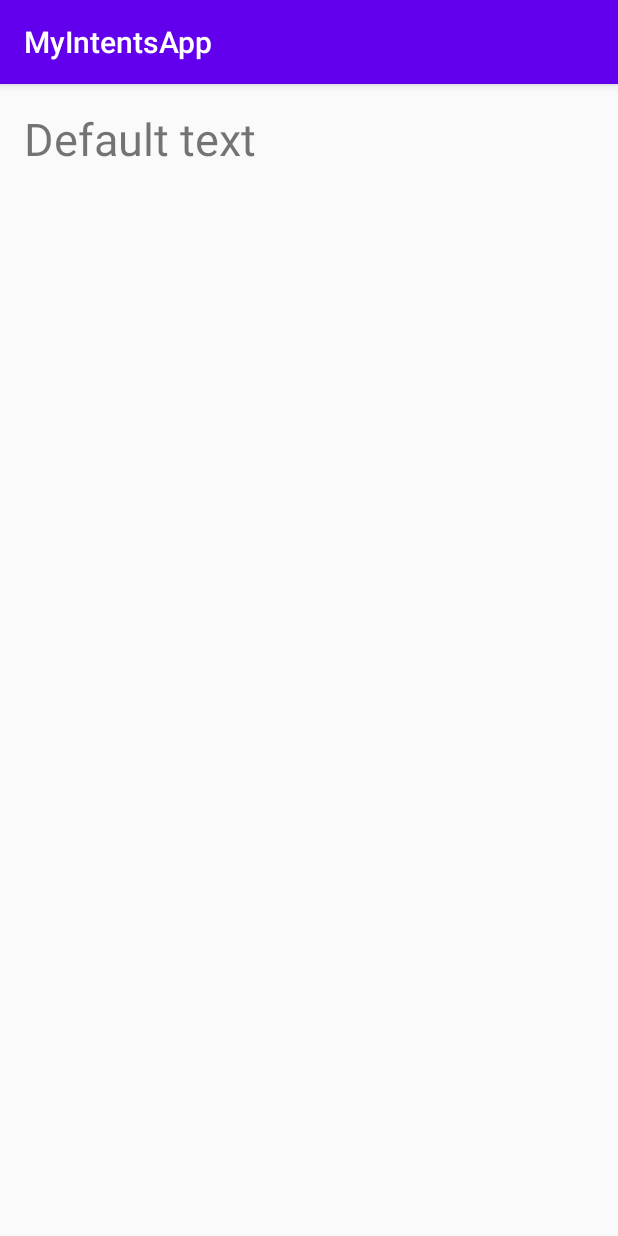
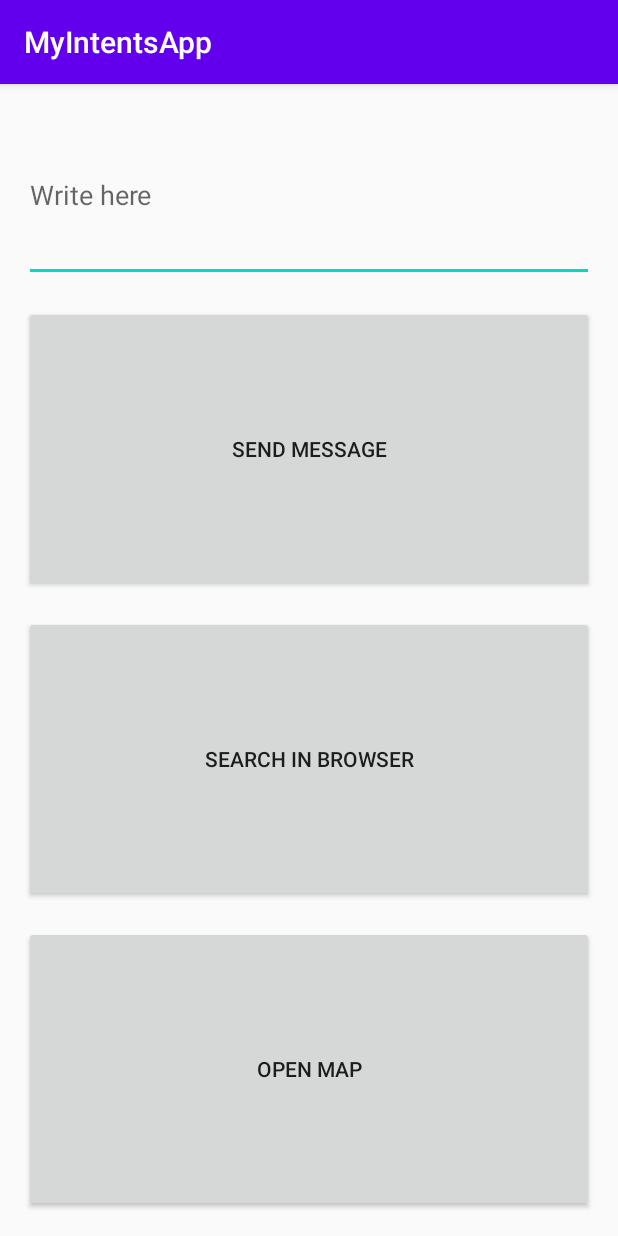
Before and after one commit to Dmitry0504/android, an Android app: the ChildActivity screen opened directly, with no data from a screen before it, on a phone screen of 412 x 824 dp. Run offline under Robolectric (Android 15) with nearby library versions, the phone set to English and light mode, and no system bars.

Commit message:
lesson 17 implicit intents

```diff
--- a/AlishevAndroidCourse/MyIntentsApp/app/src/main/java/com/dmitry/myintentsapp/ChildActivity.java
+++ b/AlishevAndroidCourse/MyIntentsApp/app/src/main/java/com/dmitry/myintentsapp/ChildActivity.java
@@ -2,26 +2,71 @@ package com.dmitry.myintentsapp;
 
 import androidx.appcompat.app.AppCompatActivity;
 
+import android.content.Context;
 import android.content.Intent;
+import android.net.Uri;
 import android.os.Bundle;
+import android.view.View;
+import android.widget.Button;
+import android.widget.EditText;
 import android.widget.TextView;
 
 public class ChildActivity extends AppCompatActivity {
-    TextView textView;
+    EditText et_input;
+    Button btn_send;
+    Button btn_browser;
+    Button btn_map;
+    Context context;
 
     @Override
     protected void onCreate(Bundle savedInstanceState) {
         super.onCreate(savedInstanceState);
         setContentView(R.layout.activity_child);
+        context = ChildActivity.this;
 
-        textView = findViewById(R.id.display);
 
-        Intent intent = getIntent();
+        et_input = findViewById(R.id.et_input);
+        btn_send = findViewById(R.id.btn_send_msg);
+        btn_browser = findViewById(R.id.btn_search_in_browser);
+        btn_map = findViewById(R.id.btn_open_map);
 
-        if (intent.hasExtra(Intent.EXTRA_TEXT)) {
-            String message = intent.getStringExtra(Intent.EXTRA_TEXT);
 
-            textView.setText(message);
+
+
+    }
+
+    public void sendMessage(View view) {
+        Intent intent = new Intent(Intent.ACTION_SEND);
+        String request = et_input.getText().toString();
+
+        intent.setType("text/plain");
+        intent.putExtra(Intent.EXTRA_TEXT, request);
+
+        startActivity(intent);
+    }
+
+    public void searchInBrowser(View view) {
+        String request = String.format("https://www.google.com/search?q=%s", et_input.getText().toString());
+
+        Intent intent = new Intent(Intent.ACTION_VIEW, Uri.parse(request));
+        if (intent.resolveActivity(getPackageManager()) != null)
+            startActivity(intent);
+    }
+
+    public void openMap(View view) {
+        String address = et_input.getText().toString();
+        Intent intent = new Intent(Intent.ACTION_VIEW);
+        Uri uri = Uri.parse("geo:0,0").buildUpon()
+                .appendQueryParameter("q", address).build();
+        intent.setData(uri);
+
+        if (intent.resolveActivity(getPackageManager()) != null)
+            startActivity(intent);
+        else {
+            intent.setData(Uri.parse("geo:56.315341,44.061628"));
+            startActivity(intent);
         }
+
     }
+
 }
--- a/AlishevAndroidCourse/MyIntentsApp/app/src/main/res/layout/activity_child.xml
+++ b/AlishevAndroidCourse/MyIntentsApp/app/src/main/res/layout/activity_child.xml
@@ -1,17 +1,48 @@
 <?xml version="1.0" encoding="utf-8"?>
-<FrameLayout xmlns:android="http://schemas.android.com/apk/res/android"
+<LinearLayout xmlns:android="http://schemas.android.com/apk/res/android"
     xmlns:tools="http://schemas.android.com/tools"
     android:layout_width="match_parent"
     android:layout_height="match_parent"
     tools:context=".ChildActivity"
     android:padding="@dimen/activity_horizontal_margin"
+    android:orientation="vertical"
     >
 
-    <TextView
-        android:id="@+id/display"
-        android:layout_width="wrap_content"
+    <EditText
+        android:id="@+id/et_input"
+        android:layout_width="match_parent"
+        android:hint="@string/write_here"
+        android:layout_weight="1"
         android:layout_height="wrap_content"
-        android:text="@string/default_text"
-        android:textSize="30sp"/>
+        android:layout_marginBottom="@dimen/activity_vertical_margin"
+        />
 
-</FrameLayout>
+    <Button
+        android:id="@+id/btn_send_msg"
+        android:layout_width="match_parent"
+        android:layout_height="wrap_content"
+        android:text="@string/send_message"
+        android:layout_weight="2"
+        android:layout_marginBottom="@dimen/activity_vertical_margin"
+        android:onClick="sendMessage"
+        />
+
+    <Button
+        android:id="@+id/btn_search_in_browser"
+        android:layout_width="match_parent"
+        android:layout_height="wrap_content"
+        android:text="@string/search_in_browser"
+        android:layout_weight="2"
+        android:layout_marginBottom="@dimen/activity_vertical_margin"
+        android:onClick="searchInBrowser"
+        />
+
+    <Button
+        android:id="@+id/btn_open_map"
+        android:layout_width="match_parent"
+        android:layout_height="wrap_content"
+        android:text="@string/open_map"
+        android:layout_weight="2"
+        android:onClick="openMap"
+        />
+</LinearLayout>
--- a/AlishevAndroidCourse/MyIntentsApp/app/src/main/res/values/strings.xml
+++ b/AlishevAndroidCourse/MyIntentsApp/app/src/main/res/values/strings.xml
@@ -3,4 +3,7 @@
     <string name="write_here">Write here</string>
     <string name="send">Send</string>
     <string name="default_text">Default text</string>
+    <string name="send_message">Send message</string>
+    <string name="search_in_browser">Search in browser</string>
+    <string name="open_map">Open map</string>
 </resources>
```
